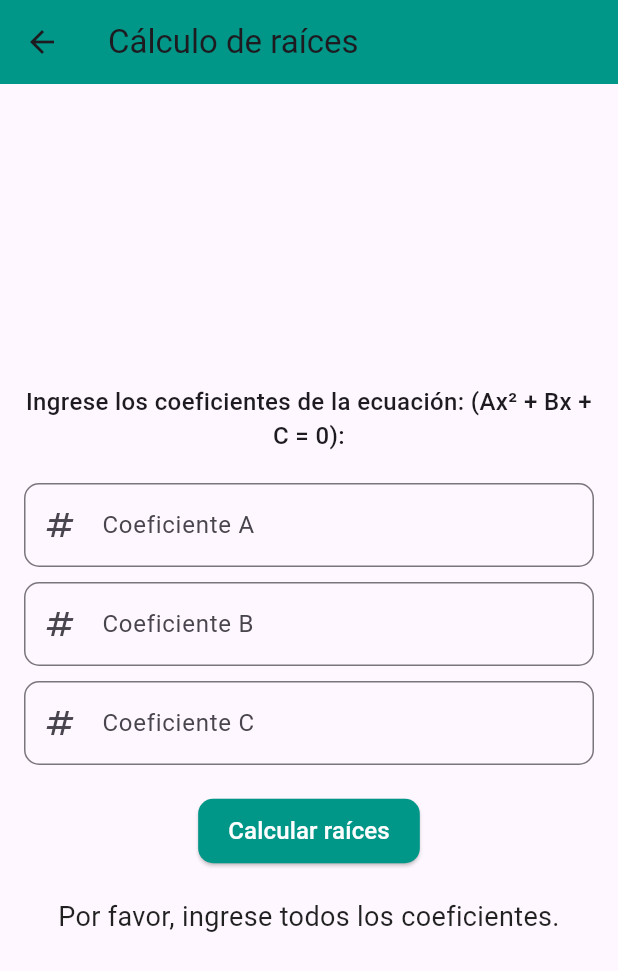
After one commit to LindsayBarrionuevo/Tarea-1.1_Activities, a Flutter app: the Ejercicio3 screen opened directly, after a tap on "Calcular raíces", on a phone screen of 412 x 824 dp. The commit adds this screen. Shown: the top 971 px of the screen. Run offline on Flutter 3.47's test engine with Material 3 defaults, Android fonts, the light colour scheme and no system bars.

Commit message:
Aumento de ejercicios 3 y 4 en el programa.

```diff
--- /dev/null
+++ b/lib/Ejercicio3.dart
@@ -0,0 +1,140 @@
+import 'package:flutter/material.dart';
+import 'dart:math';
+
+class Ejercicio3 extends StatefulWidget {
+  const Ejercicio3({super.key});
+
+  @override
+  State<Ejercicio3> createState() => _Ejercicio3State();
+}
+
+class _Ejercicio3State extends State<Ejercicio3> {
+  final TextEditingController _controllerA = TextEditingController();
+  final TextEditingController _controllerB = TextEditingController();
+  final TextEditingController _controllerC = TextEditingController();
+
+  double coefA = 0.0;
+  double coefB = 0.0;
+  double coefC = 0.0;
+
+  String resultMessage = '';
+
+  void calculateRoots() {
+    setState(() {
+      // Validar que los campos no estén vacíos
+      if (_controllerA.text.isEmpty ||
+          _controllerB.text.isEmpty ||
+          _controllerC.text.isEmpty) {
+        resultMessage = 'Por favor, ingrese todos los coeficientes.';
+        return;
+      }
+
+      coefA = double.tryParse(_controllerA.text) ?? 0.0;
+      coefB = double.tryParse(_controllerB.text) ?? 0.0;
+      coefC = double.tryParse(_controllerC.text) ?? 0.0;
+
+      if (coefA == 0) {
+        resultMessage =
+            'El coeficiente A no puede ser 0. Esto no es una ecuación de segundo grado.';
+        return;
+      }
+
+      double discriminant = coefB * coefB - 4 * coefA * coefC;
+
+      if (discriminant < 0) {
+        resultMessage = 'La ecuación tiene soluciones imaginarias.';
+      } else if (discriminant == 0) {
+        double root = -coefB / (2 * coefA);
+        resultMessage =
+            'La ecuación tiene una raíz única: ${root.toStringAsFixed(2)}';
+      } else {
+        double root1 = (-coefB + sqrt(discriminant)) / (2 * coefA);
+        double root2 = (-coefB - sqrt(discriminant)) / (2 * coefA);
+        resultMessage =
+            'Las raíces de la ecuación son: ${root1.toStringAsFixed(2)} y ${root2.toStringAsFixed(2)}';
+      }
+    });
+  }
+
+  @override
+  Widget build(BuildContext context) {
+    return Scaffold(
+      appBar: AppBar(
+        title: const Text('Cálculo de raíces'),
+        backgroundColor: Colors.teal,
+      ),
+      body: Padding(
+        padding: const EdgeInsets.all(16.0),
+        child: Column(
+          mainAxisAlignment: MainAxisAlignment.center,
+          children: [
+            const Text(
+              'Ingrese los coeficientes de la ecuación: (Ax² + Bx + C = 0):',
+              style: TextStyle(fontSize: 16, fontWeight: FontWeight.w500),
+              textAlign: TextAlign.center,
+            ),
+            const SizedBox(height: 20),
+            TextField(
+              controller: _controllerA,
+              decoration: InputDecoration(
+                labelText: 'Coeficiente A',
+                border: OutlineInputBorder(
+                  borderRadius: BorderRadius.circular(10.0),
+                ),
+                prefixIcon: const Icon(Icons.numbers),
+              ),
+              keyboardType: TextInputType.number,
+            ),
+            const SizedBox(height: 10),
+            TextField(
+              controller: _controllerB,
+              decoration: InputDecoration(
+                labelText: 'Coeficiente B',
+                border: OutlineInputBorder(
+                  borderRadius: BorderRadius.circular(10.0),
+                ),
+                prefixIcon: const Icon(Icons.numbers),
+              ),
+              keyboardType: TextInputType.number,
+            ),
+            const SizedBox(height: 10),
+            TextField(
+              controller: _controllerC,
+              decoration: InputDecoration(
+                labelText: 'Coeficiente C',
+                border: OutlineInputBorder(
+                  borderRadius: BorderRadius.circular(10.0),
+                ),
+                prefixIcon: const Icon(Icons.numbers),
+              ),
+              keyboardType: TextInputType.number,
+            ),
+            const SizedBox(height: 20),
+            ElevatedButton(
+              style: ElevatedButton.styleFrom(
+                backgroundColor: Colors.teal,
+                foregroundColor: Colors.white,
+                padding:
+                    const EdgeInsets.symmetric(vertical: 10, horizontal: 20),
+                shape: RoundedRectangleBorder(
+                  borderRadius: BorderRadius.circular(10.0),
+                ),
+              ),
+              onPressed: calculateRoots,
+              child: const Text(
+                'Calcular raíces',
+                style: TextStyle(fontSize: 16),
+              ),
+            ),
+            const SizedBox(height: 20),
+            Text(
+              resultMessage,
+              style: const TextStyle(fontSize: 18, color: Colors.black87),
+              textAlign: TextAlign.center,
+            ),
+          ],
+        ),
+      ),
+    );
+  }
+}
```
Also changed, not shown: lib/Ejercicio4.dart (added, +139 -0 lines), lib/Menu.dart (+6 -3 lines).
